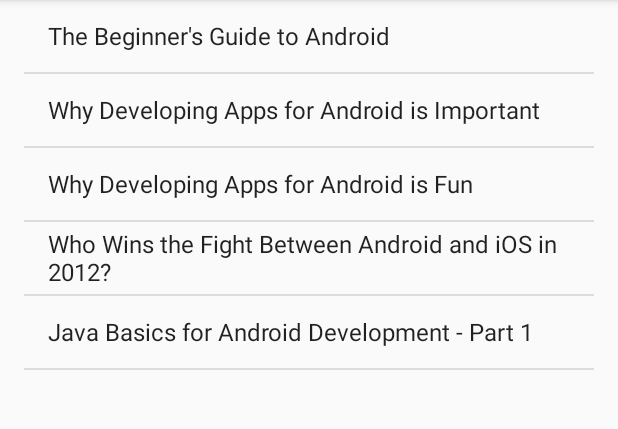
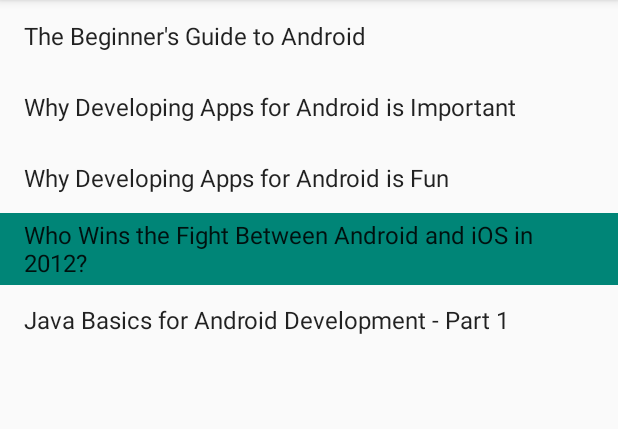
Before and after one commit to mturjak/TestNavDrawer, an Android app: the fragment MainFragment placed in its activity, in the options menu, after a tap on "Settings", on a phone screen of 412 x 824 dp, the part 84-513 px from its top. Run offline under Robolectric (Android 15) with nearby library versions, the phone set to English and light mode, and no system bars; our stand-ins replace Picasso; libraries missing offline, so code that uses them is left out: com.makeramen; pictures from the network do not load; 7 statements that could not run were skipped.

Commit message:
reorganised list-detail fragments inside main fragment + set up intent for detail on small devices

```diff
--- a/app/src/main/java/com/newtpond/testnavdrawer/MainActivity.java
+++ b/app/src/main/java/com/newtpond/testnavdrawer/MainActivity.java
@@ -35,6 +35,14 @@
      * Used to store the last screen title. For use in {@link #restoreActionBar()}.
      */
     private CharSequence mTitle;
+
+
+    /**
+     * Section fragments
+     */
+    private int mCurrentSection = -1;
+    private Fragment mMainFragment;
+    private Fragment mUsersFragment;
 
     @Override
     protected void onCreate(Bundle savedInstanceState) {
@@ -82,6 +90,8 @@
 
     @Override
     public void onNavigationDrawerItemSelected(int position) {
+        if(mCurrentSection == -1 || position != mCurrentSection) {
+            mCurrentSection = position;
             // update the main content by replacing fragments
             Fragment fragment = getFragment(position);
 
@@ -95,13 +105,28 @@
                     .replace(R.id.container, fragment)
                     .commit();
         }
+    }
 
     private Fragment getFragment(int position) {
         Fragment fragment;
         if(position == 1) {
-            fragment = new MainFragment(); // TODO: better not to instantiate every time
+
+            if(mMainFragment != null) {
+                return mMainFragment;
             } else {
+                fragment = new MainFragment();
+                mMainFragment = fragment;
+            }
+
+        } else {
+
+            /*if(mUsersFragment != null) {
+                return mUsersFragment;
+            } else {*/
                 fragment = new UsersListFragment(); // TODO: better not to instantiate every time
+            /*    mUsersFragment = fragment;
+            }*/
+
         }
         return fragment;
     }
--- a/app/src/main/java/com/newtpond/testnavdrawer/fragments/MainFragment.java
+++ b/app/src/main/java/com/newtpond/testnavdrawer/fragments/MainFragment.java
@@ -1,11 +1,16 @@
 package com.newtpond.testnavdrawer.fragments;
 
 import android.app.Activity;
+import android.content.Intent;
 import android.os.Bundle;
 import android.support.v4.app.Fragment;
+import android.support.v4.app.FragmentManager;
 import android.view.LayoutInflater;
 import android.view.View;
 import android.view.ViewGroup;
+import android.widget.AdapterView;
+import android.widget.ArrayAdapter;
+import android.widget.ListView;
 
 import com.newtpond.testnavdrawer.MainActivity;
 import com.newtpond.testnavdrawer.R;
@@ -32,7 +37,37 @@
     public View onCreateView(LayoutInflater inflater, ViewGroup container,
                              Bundle savedInstanceState) {
 
-        View rootView = inflater.inflate(R.layout.fragment_main_list, container, false);
+        final View rootView = inflater.inflate(R.layout.fragment_main_list, container, false);
+
+        ListView mainList = (ListView)rootView.findViewById(android.R.id.list);
+        mainList.setAdapter(new ArrayAdapter<DummyContent.DummyItem>(
+                getActivity(),
+                android.R.layout.simple_list_item_activated_1,
+                android.R.id.text1,
+                DummyContent.ITEMS));
+
+        mainList.setOnItemClickListener(new AdapterView.OnItemClickListener() {
+            @Override
+            public void onItemClick(AdapterView<?> parent, View v, int position, long id) {
+                if(mTwoPane) {
+                    Fragment fragment = getFragment(position);
+
+                    // add position as argument
+                    Bundle arguments = new Bundle();
+                    arguments.putInt(MainFragment.ARG_SECTION_NUMBER, position);
+                    fragment.setArguments(arguments);
+
+                    FragmentManager fragmentManager = getChildFragmentManager();
+                    fragmentManager.beginTransaction()
+                            .replace(R.id.blogpost_detail_container, fragment)
+                            .commit();
+                } else {
+                    Intent detailIntent = new Intent(parent.getContext(), BlogPostDetailActivity.class);
+                    detailIntent.putExtra(MainDetailFragment.ARG_ITEM_ID, position);
+                    startActivity(detailIntent);
+                }
+            }
+        });
 
         if (rootView.findViewById(R.id.blogpost_detail_container) != null) {
             // The detail container view will be present only in the
@@ -43,12 +78,20 @@
 
             // In two-pane mode, list items should be given the
             // 'activated' state when touched.
-            ((MainListFragment) getChildFragmentManager()
+           /*((MainListFragment) getChildFragmentManager()
                     .findFragmentById(R.id.blogpost_list))
-                    .setActivateOnItemClick(true);
+                    .setActivateOnItemClick(true);*/
         }
 
         return rootView;
+    }
+
+    private Fragment getFragment(int position) {
+        Fragment fragment;
+
+        fragment = new MainDetailFragment(); // TODO: better not to instantiate every time
+
+        return fragment;
     }
 
     @Override
@@ -59,8 +102,7 @@
     }
 
     /*
-    @Override
-    public void onItemClick() {
+    public void onItemSelected(String id) {
         if (mTwoPane) {
             // In two-pane mode, show the detail view in this activity by
             // adding or replacing the detail fragment using a
@@ -76,7 +118,7 @@
         } else {
             // In single-pane mode, simply start the detail activity
             // for the selected item ID.
-            Intent detailIntent = new Intent(, BlogPostDetailActivity.class);
+            Intent detailIntent = new Intent(this, BlogPostDetailActivity.class);
             detailIntent.putExtra(MainDetailFragment.ARG_ITEM_ID, id);
             startActivity(detailIntent);
         }
--- a/app/src/main/java/com/newtpond/testnavdrawer/fragments/MainListFragment.java
+++ b/app/src/main/java/com/newtpond/testnavdrawer/fragments/MainListFragment.java
@@ -22,7 +22,7 @@
      * The serialization (saved instance state) Bundle key representing the
      * activated item position. Only used on tablets.
      */
-    private static final String STATE_ACTIVATED_POSITION = "activated_position";
+    private static final String STATE_ACTIVATED_POSITION = "main_activated_position";
 
     /**
      * The fragment's current callback object, which is notified of list item
--- a/app/src/main/res/layout/fragment_main_detail.xml
+++ b/app/src/main/res/layout/fragment_main_detail.xml
@@ -3,8 +3,7 @@
     android:layout_height="match_parent" android:paddingLeft="@dimen/activity_horizontal_margin"
     android:paddingRight="@dimen/activity_horizontal_margin"
     android:paddingTop="@dimen/activity_vertical_margin"
-    android:paddingBottom="@dimen/activity_vertical_margin"
-    tools:context=".MainActivity$PlaceholderFragment">
+    android:paddingBottom="@dimen/activity_vertical_margin">
 
     <TextView android:id="@+id/section_label" android:layout_width="wrap_content"
         android:layout_height="wrap_content" android:text="test" />
--- a/app/src/main/res/layout/fragment_main_list.xml
+++ b/app/src/main/res/layout/fragment_main_list.xml
@@ -1,6 +1,15 @@
-<fragment xmlns:android="http://schemas.android.com/apk/res/android"
-    xmlns:tools="http://schemas.android.com/tools" android:id="@+id/blogpost_list"
-    android:layout_width="match_parent" android:layout_height="match_parent"
-    android:layout_marginLeft="16dp" android:layout_marginRight="16dp"
-    tools:context=".BlogPostListActivity" tools:layout="@android:layout/list_content"
-    android:name="com.newtpond.testnavdrawer.fragments.MainListFragment" />
+<RelativeLayout xmlns:android="http://schemas.android.com/apk/res/android"
+xmlns:tools="http://schemas.android.com/tools" android:layout_width="match_parent"
+android:layout_height="match_parent"
+tools:context="com.newtpond.testnavdrawer.fragments.MainFragment"
+android:layout_gravity="start" >
+
+<ListView android:layout_width="match_parent"
+    android:layout_height="match_parent"
+    android:id="@android:id/list"
+    android:choiceMode="singleChoice"
+    android:divider="@android:color/transparent"
+    android:dividerHeight="0dp"
+    android:listSelector="@drawable/list_selector" />
+
+</RelativeLayout>
--- a/app/src/main/res/values/strings.xml
+++ b/app/src/main/res/values/strings.xml
@@ -25,5 +25,6 @@
     <string name="logn_generic_error">Something went wrong. Please retry.</string>
     <string name="network_not_available">No network connection available.</string>
     <string name="network_error_title">Network error</string>
+    <string name="title_activity_blogpostdetail">BlogPostDetailActivity</string>
 
 </resources>
```
Also changed, not shown: app/src/main/AndroidManifest.xml (+8 -0 lines), app/src/main/java/com/newtpond/testnavdrawer/fragments/BlogPostDetailActivity.java (+4 -10 lines), app/src/main/res/layout/fragment_main_twopane.xml (+8 -4 lines). Lines whose indentation alone changed are shown as unchanged.
